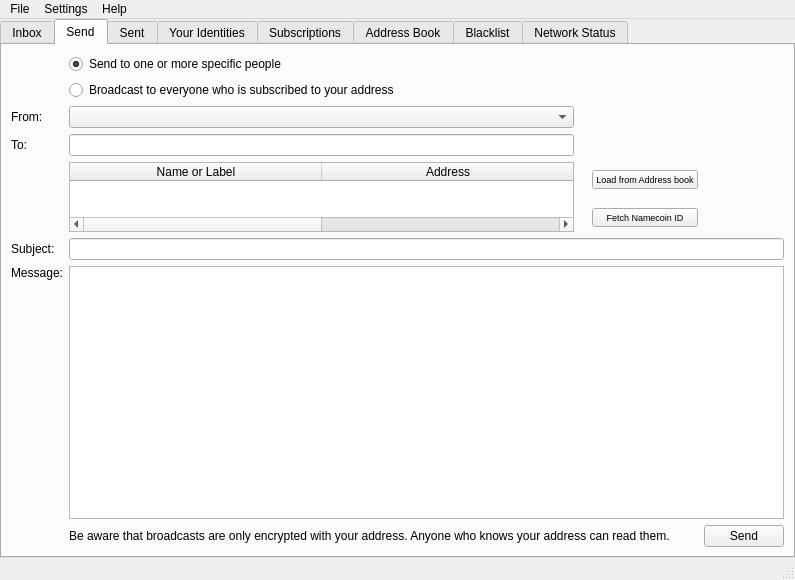
The window that src/bitmessageqt/bitmessageui.ui (Bitmessage/PyBitmessage) describes before a commit, drawn with Qt 5.
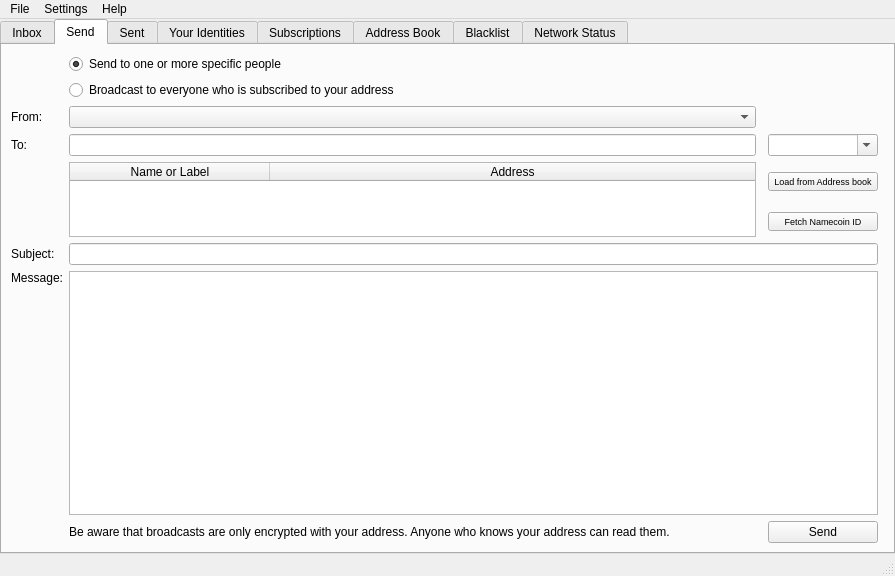
The same window after the commit. Icons and pictures are not drawn.

Commit message: addressbook "send message to this address" copies addresses to tableWidgetRecipients

Diff of the .ui file:
```diff
--- a/src/bitmessageqt/bitmessageui.ui
+++ b/src/bitmessageqt/bitmessageui.ui
@@ -6,8 +6,8 @@
    <rect>
     <x>0</x>
     <y>0</y>
-    <width>795</width>
-    <height>580</height>
+    <width>895</width>
+    <height>576</height>
    </rect>
   </property>
   <property name="windowTitle">
@@ -25,7 +25,7 @@
     <property name="margin">
      <number>0</number>
     </property>
-    <item row="0" column="0">
+    <item row="1" column="0">
      <widget class="QTabWidget" name="tabWidget">
       <property name="sizePolicy">
        <sizepolicy hsizetype="Expanding" vsizetype="Expanding">
@@ -39,12 +39,6 @@
         <height>0</height>
        </size>
       </property>
-      <property name="baseSize">
-       <size>
-        <width>0</width>
-        <height>0</height>
-       </size>
-      </property>
       <property name="font">
        <font>
         <pointsize>9</pointsize>
@@ -59,6 +53,9 @@
       <property name="currentIndex">
        <number>1</number>
       </property>
+      <property name="elideMode">
+       <enum>Qt::ElideNone</enum>
+      </property>
       <widget class="QWidget" name="inbox">
        <attribute name="icon">
         <iconset resource="bitmessage_icons.qrc">
@@ -195,7 +192,7 @@
         <string>Send</string>
        </attribute>
        <layout class="QGridLayout" name="gridLayout_2">
-        <item row="8" column="0">
+        <item row="14" column="0">
          <widget class="QLabel" name="label_4">
           <property name="text">
            <string>Message:</string>
@@ -212,7 +209,7 @@
           </property>
          </widget>
         </item>
-        <item row="7" column="0">
+        <item row="13" column="0">
          <widget class="QLabel" name="label_3">
           <property name="text">
            <string>Subject:</string>
@@ -229,10 +226,7 @@
           </property>
          </widget>
         </item>
-        <item row="3" column="1">
-         <widget class="QLineEdit" name="lineEditTo"/>
-        </item>
-        <item row="8" column="1" rowspan="2" colspan="5">
+        <item row="14" column="1" rowspan="2" colspan="3">
          <widget class="QTextEdit" name="textEditMessage">
           <property name="html">
            <string>&lt;!DOCTYPE HTML PUBLIC &quot;-//W3C//DTD HTML 4.0//EN&quot; &quot;http://www.w3.org/TR/REC-html40/strict.dtd&quot;&gt;
@@ -243,13 +237,6 @@
           </property>
          </widget>
         </item>
-        <item row="3" column="0">
-         <widget class="QLabel" name="label">
-          <property name="text">
-           <string>To:</string>
-          </property>
-         </widget>
-        </item>
         <item row="2" column="0">
          <widget class="QLabel" name="label_2">
           <property name="text">
@@ -257,7 +244,7 @@
           </property>
          </widget>
         </item>
-        <item row="9" column="0">
+        <item row="15" column="0">
          <spacer name="verticalSpacer">
           <property name="orientation">
            <enum>Qt::Vertical</enum>
@@ -270,21 +257,180 @@
           </property>
          </spacer>
         </item>
-        <item row="7" column="1" colspan="5">
+        <item row="1" column="1">
+         <widget class="QRadioButton" name="radioButtonBroadcast">
+          <property name="text">
+           <string>Broadcast to everyone who is subscribed to your address</string>
+          </property>
+         </widget>
+        </item>
+        <item row="13" column="1" colspan="3">
          <widget class="QLineEdit" name="lineEditSubject">
           <property name="text">
            <string/>
           </property>
          </widget>
         </item>
-        <item row="10" column="5">
+        <item row="4" column="1">
+         <widget class="QLineEdit" name="lineEditTo"/>
+        </item>
+        <item row="2" column="2" colspan="3">
+         <widget class="QLabel" name="labelFrom">
+          <property name="text">
+           <string/>
+          </property>
+         </widget>
+        </item>
+        <item row="4" column="0">
+         <widget class="QLabel" name="label">
+          <property name="text">
+           <string>To:</string>
+          </property>
+         </widget>
+        </item>
+        <item row="4" column="3">
+         <widget class="QComboBox" name="comboBoxfindTo">
+          <property name="enabled">
+           <bool>true</bool>
+          </property>
+          <property name="sizePolicy">
+           <sizepolicy hsizetype="Ignored" vsizetype="Fixed">
+            <horstretch>0</horstretch>
+            <verstretch>0</verstretch>
+           </sizepolicy>
+          </property>
+          <property name="minimumSize">
+           <size>
+            <width>110</width>
+            <height>0</height>
+           </size>
+          </property>
+          <property name="editable">
+           <bool>true</bool>
+          </property>
+          <property name="currentIndex">
+           <number>-1</number>
+          </property>
+          <property name="insertPolicy">
+           <enum>QComboBox::NoInsert</enum>
+          </property>
+          <property name="frame">
+           <bool>true</bool>
+          </property>
+         </widget>
+        </item>
+        <item row="16" column="3">
          <widget class="QPushButton" name="pushButtonSend">
           <property name="text">
            <string>Send</string>
           </property>
          </widget>
         </item>
-        <item row="10" column="1" colspan="4">
+        <item row="10" column="3">
+         <widget class="QPushButton" name="pushButtonLoadFromAddressBook">
+          <property name="sizePolicy">
+           <sizepolicy hsizetype="Fixed" vsizetype="Fixed">
+            <horstretch>0</horstretch>
+            <verstretch>0</verstretch>
+           </sizepolicy>
+          </property>
+          <property name="minimumSize">
+           <size>
+            <width>110</width>
+            <height>0</height>
+           </size>
+          </property>
+          <property name="font">
+           <font>
+            <pointsize>7</pointsize>
+           </font>
+          </property>
+          <property name="text">
+           <string>Load from Address book</string>
+          </property>
+         </widget>
+        </item>
+        <item row="11" column="3">
+         <widget class="QPushButton" name="pushButtonFetchNamecoinID">
+          <property name="sizePolicy">
+           <sizepolicy hsizetype="Fixed" vsizetype="Fixed">
+            <horstretch>0</horstretch>
+            <verstretch>0</verstretch>
+           </sizepolicy>
+          </property>
+          <property name="minimumSize">
+           <size>
+            <width>110</width>
+            <height>0</height>
+           </size>
+          </property>
+          <property name="font">
+           <font>
+            <pointsize>7</pointsize>
+           </font>
+          </property>
+          <property name="text">
+           <string>Fetch Namecoin ID</string>
+          </property>
+         </widget>
+        </item>
+        <item row="10" column="1" rowspan="2">
+         <widget class="QTableWidget" name="tableWidgetRecipients">
+          <property name="sizePolicy">
+           <sizepolicy hsizetype="Expanding" vsizetype="Fixed">
+            <horstretch>0</horstretch>
+            <verstretch>0</verstretch>
+           </sizepolicy>
+          </property>
+          <property name="maximumSize">
+           <size>
+            <width>16777215</width>
+            <height>75</height>
+           </size>
+          </property>
+          <property name="alternatingRowColors">
+           <bool>true</bool>
+          </property>
+          <property name="selectionBehavior">
+           <enum>QAbstractItemView::SelectRows</enum>
+          </property>
+          <property name="horizontalScrollMode">
+           <enum>QAbstractItemView::ScrollPerPixel</enum>
+          </property>
+          <property name="sortingEnabled">
+           <bool>true</bool>
+          </property>
+          <attribute name="horizontalHeaderCascadingSectionResizes">
+           <bool>true</bool>
+          </attribute>
+          <attribute name="horizontalHeaderDefaultSectionSize">
+           <number>200</number>
+          </attribute>
+          <attribute name="horizontalHeaderHighlightSections">
+           <bool>false</bool>
+          </attribute>
+          <attribute name="horizontalHeaderStretchLastSection">
+           <bool>true</bool>
+          </attribute>
+          <attribute name="verticalHeaderVisible">
+           <bool>false</bool>
+          </attribute>
+          <attribute name="verticalHeaderDefaultSectionSize">
+           <number>20</number>
+          </attribute>
+          <column>
+           <property name="text">
+            <string>Name or Label</string>
+           </property>
+          </column>
+          <column>
+           <property name="text">
+            <string>Address</string>
+           </property>
+          </column>
+         </widget>
+        </item>
+        <item row="16" column="1">
          <widget class="QLabel" name="labelSendBroadcastWarning">
           <property name="enabled">
            <bool>true</bool>
@@ -303,86 +449,6 @@
           </property>
          </widget>
         </item>
-        <item row="1" column="1">
-         <widget class="QRadioButton" name="radioButtonBroadcast">
-          <property name="text">
-           <string>Broadcast to everyone who is subscribed to your address</string>
-          </property>
-         </widget>
-        </item>
-        <item row="6" column="4">
-         <widget class="QPushButton" name="pushButtonFetchNamecoinID">
-          <property name="font">
-           <font>
-            <pointsize>7</pointsize>
-           </font>
-          </property>
-          <property name="text">
-           <string>Fetch Namecoin ID</string>
-          </property>
-         </widget>
-        </item>
-        <item row="5" column="4">
-         <widget class="QPushButton" name="pushButtonLoadFromAddressBook">
-          <property name="font">
-           <font>
-            <pointsize>7</pointsize>
-           </font>
-          </property>
-          <property name="text">
-           <string>Load from Address book</string>
-          </property>
-         </widget>
-        </item>
-        <item row="5" column="1" rowspan="2">
-         <widget class="QTableWidget" name="tableWidget">
-          <property name="sortingEnabled">
-           <bool>true</bool>
-          </property>
-          <attribute name="horizontalHeaderCascadingSectionResizes">
-           <bool>true</bool>
-          </attribute>
-          <attribute name="horizontalHeaderDefaultSectionSize">
-           <number>252</number>
-          </attribute>
-          <attribute name="horizontalHeaderHighlightSections">
-           <bool>false</bool>
-          </attribute>
-          <attribute name="horizontalHeaderStretchLastSection">
-           <bool>true</bool>
-          </attribute>
-          <column>
-           <property name="text">
-            <string>Name or Label</string>
-           </property>
-          </column>
-          <column>
-           <property name="text">
-            <string>Address</string>
-           </property>
-          </column>
-         </widget>
-        </item>
-        <item row="2" column="2" colspan="4">
-         <widget class="QLabel" name="labelFrom">
-          <property name="text">
-           <string/>
-          </property>
-         </widget>
-        </item>
-        <item row="3" column="2" colspan="4">
-         <spacer name="horizontalSpacer_6">
-          <property name="orientation">
-           <enum>Qt::Horizontal</enum>
-          </property>
-          <property name="sizeHint" stdset="0">
-           <size>
-            <width>20</width>
-            <height>20</height>
-           </size>
-          </property>
-         </spacer>
-        </item>
        </layout>
       </widget>
       <widget class="QWidget" name="sent">
@@ -1054,7 +1120,7 @@
     <rect>
      <x>0</x>
      <y>0</y>
-     <width>795</width>
+     <width>895</width>
      <height>18</height>
     </rect>
    </property>
```
Left out of the diff: 2 changed lines with no effect on the pictures. The commit also changes 3 other files.
